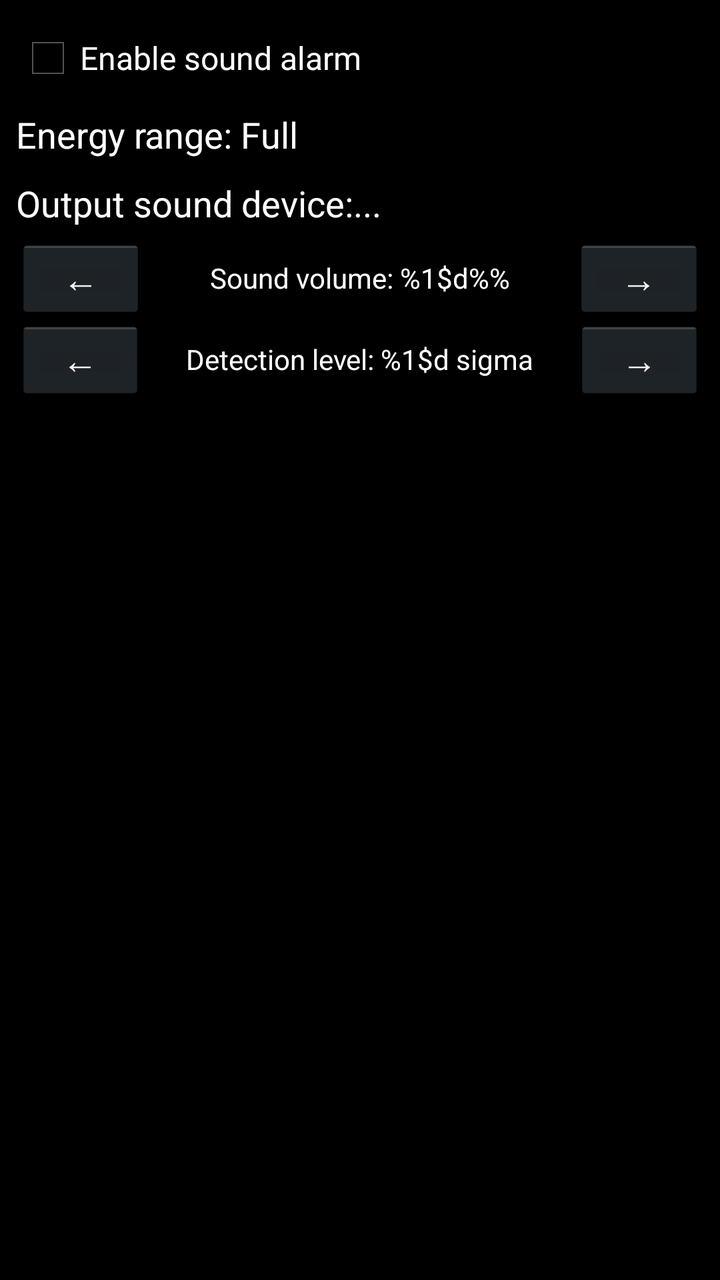
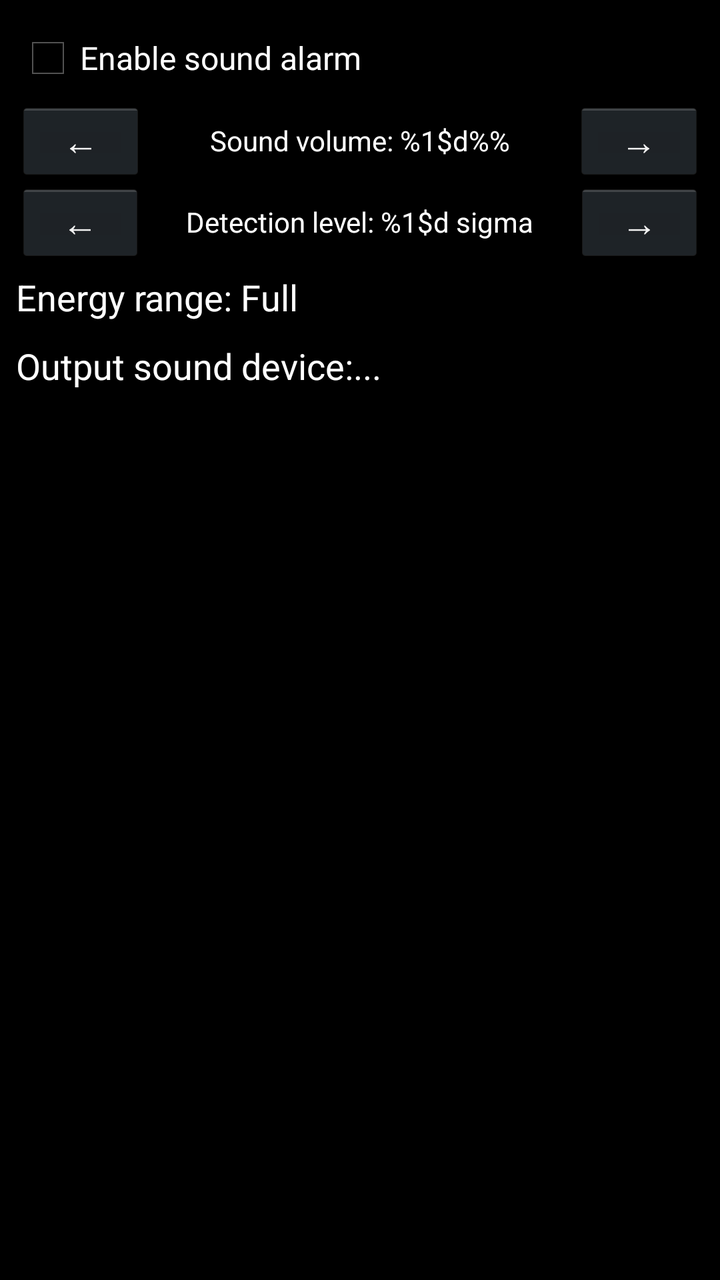

Two renders of the same Android screen: before a commit and after it. Below are the layout's source before the change and the commit's diff.
<!-- AndroidManifest.xml: application theme AppTheme -->
<!-- res/layout/activity_atom_spectra_interval_settings.xml -->
<?xml version="1.0" encoding="utf-8"?>
<LinearLayout xmlns:android="http://schemas.android.com/apk/res/android"
    xmlns:tools="http://schemas.android.com/tools"
    android:layout_width="match_parent"
    android:layout_height="match_parent"
    android:background="#FF000000"
    android:orientation="vertical"
    tools:context=".AtomSpectraIntervalSettings">

    <ScrollView
        android:layout_width="match_parent"
        android:layout_height="match_parent">

        <LinearLayout
            android:layout_width="match_parent"
            android:layout_height="wrap_content"
            android:orientation="vertical"
            android:padding="8dp"
            android:showDividers="middle">

            <LinearLayout
                android:layout_width="match_parent"
                android:layout_height="match_parent"
                android:layout_marginTop="5sp"
                android:layout_marginBottom="5sp"
                android:orientation="horizontal">

                <CheckBox
                    android:id="@+id/intervalSearchSoundEnabled"
                    android:layout_width="wrap_content"
                    android:layout_height="wrap_content"
                    android:text="@string/interval_search_output_sound_enabled"
                    android:textColor="#FFFFFFFF" />
            </LinearLayout>

            <LinearLayout
                android:layout_width="match_parent"
                android:layout_height="match_parent"
                android:layout_marginTop="5sp"
                android:layout_marginBottom="5sp"
                android:orientation="horizontal">

                <TextView
                    android:id="@+id/intervalSearchEnergyRange"
                    android:layout_width="match_parent"
                    android:layout_height="wrap_content"
                    android:onClick="onSelectIntervalClick"
                    android:text="@string/interval_search_energy_range_full"
                    android:textColor="#FFFFFF"
                    android:textSize="18sp" />
            </LinearLayout>

            <LinearLayout
                android:layout_width="match_parent"
                android:layout_height="match_parent"
                android:layout_marginTop="5sp"
                android:layout_marginBottom="5sp"
                android:orientation="horizontal">

                <TextView
                    android:id="@+id/intervalSearchSoundDeviceLabel"
                    android:layout_width="wrap_content"
                    android:layout_height="wrap_content"
                    android:singleLine="true"
                    android:text="@string/interval_search_output_sound_device"
                    android:textColor="#FFFFFF"
                    android:textSize="18sp" />

                <TextView
                    android:id="@+id/intervalSearchSoundOutputDevice"
                    android:layout_width="match_parent"
                    android:layout_height="wrap_content"
                    android:onClick="onSelectSearchAlarmOutputDevice"
                    android:text="..."
                    android:textColor="#FFFFFF"
                    android:textSize="18sp"
                    tools:ignore="HardcodedText" />
            </LinearLayout>

            <LinearLayout
                android:layout_width="match_parent"
                android:layout_height="match_parent"
                android:orientation="horizontal">

                <Button
                    android:id="@+id/decIntervalSearchAlarmVolumeButton"
                    android:layout_width="wrap_content"
                    android:layout_height="wrap_content"
                    android:layout_weight="1"
                    android:minHeight="24dp"
                    android:onClick="onClick_intervalAlarmVolume_minus"
                    android:text="@string/minus" />

                <TextView
                    android:id="@+id/intervalSearchAlarmVolumeText"
                    android:layout_width="wrap_content"
                    android:layout_height="match_parent"
                    android:layout_weight="80"
                    android:gravity="center"
                    android:text="@string/interval_search_sound_volume"
                    android:textColor="#FFFFFF"
                    tools:ignore="HardcodedText" />

                <Button
                    android:id="@+id/incIntervalSearchAlarmVolumeButton"
                    android:layout_width="wrap_content"
                    android:layout_height="wrap_content"
                    android:layout_weight="1"
                    android:minHeight="24dp"
                    android:onClick="onClick_intervalAlarmVolume_plus"
                    android:text="@string/plus" />
            </LinearLayout>

            <LinearLayout
                android:layout_width="match_parent"
                android:layout_height="match_parent"
                android:orientation="horizontal">

                <Button
                    android:id="@+id/decIntervalSearchDetectionLevelButton"
                    android:layout_width="wrap_content"
                    android:layout_height="wrap_content"
                    android:layout_weight="1"
                    android:minHeight="24dp"
                    android:onClick="onClick_intervalDetectionLevel_minus"
                    android:text="@string/minus" />

                <TextView
                    android:id="@+id/intervalSearchDetectionLevelText"
                    android:layout_width="wrap_content"
                    android:layout_height="match_parent"
                    android:layout_weight="80"
                    android:gravity="center"
                    android:text="@string/interval_search_detection_level"
                    android:textColor="#FFFFFF"
                    tools:ignore="HardcodedText" />

                <Button
                    android:id="@+id/incIntervalSearchDetectionLevelButton"
                    android:layout_width="wrap_content"
                    android:layout_height="wrap_content"
                    android:layout_weight="1"
                    android:minHeight="24dp"
                    android:onClick="onClick_intervalDetectionLevel_plus"
                    android:text="@string/plus" />
            </LinearLayout>

        </LinearLayout>
    </ScrollView>
</LinearLayout>
<!-- resources referenced by this layout -->
<resources>
  <string name="interval_search_detection_level">Detection level: %1$d sigma</string>
  <string name="interval_search_energy_range_full">Energy range: Full</string>
  <string name="interval_search_output_sound_device">Output sound device:</string>
  <string name="interval_search_output_sound_enabled">Enable sound alarm</string>
  <string name="interval_search_sound_volume">Sound volume: %1$d%%</string>
  <string name="minus">\u2190</string>
  <string name="plus">\u2192</string>
  <style name="AppTheme" parent="AppBaseTheme">
          <item name="android:colorPrimary">@color/color_main</item>
          <item name="android:textColor">@color/color_main</item>
          <item name="android:colorAccent">@color/color_main</item>
          
  
      </style>
  <style name="AppBaseTheme" parent="android:Theme.Holo">
          
      </style>
</resources>

<!-- the commit's change to res/layout/activity_atom_spectra_interval_settings.xml (unified diff, before → after) -->
@@ -31,50 +31,6 @@
                     android:layout_height="wrap_content"
                     android:text="@string/interval_search_output_sound_enabled"
                     android:textColor="#FFFFFFFF" />
-            </LinearLayout>
-
-            <LinearLayout
-                android:layout_width="match_parent"
-                android:layout_height="match_parent"
-                android:layout_marginTop="5sp"
-                android:layout_marginBottom="5sp"
-                android:orientation="horizontal">
-
-                <TextView
-                    android:id="@+id/intervalSearchEnergyRange"
-                    android:layout_width="match_parent"
-                    android:layout_height="wrap_content"
-                    android:onClick="onSelectIntervalClick"
-                    android:text="@string/interval_search_energy_range_full"
-                    android:textColor="#FFFFFF"
-                    android:textSize="18sp" />
-            </LinearLayout>
-
-            <LinearLayout
-                android:layout_width="match_parent"
-                android:layout_height="match_parent"
-                android:layout_marginTop="5sp"
-                android:layout_marginBottom="5sp"
-                android:orientation="horizontal">
-
-                <TextView
-                    android:id="@+id/intervalSearchSoundDeviceLabel"
-                    android:layout_width="wrap_content"
-                    android:layout_height="wrap_content"
-                    android:singleLine="true"
-                    android:text="@string/interval_search_output_sound_device"
-                    android:textColor="#FFFFFF"
-                    android:textSize="18sp" />
-
-                <TextView
-                    android:id="@+id/intervalSearchSoundOutputDevice"
-                    android:layout_width="match_parent"
-                    android:layout_height="wrap_content"
-                    android:onClick="onSelectSearchAlarmOutputDevice"
-                    android:text="..."
-                    android:textColor="#FFFFFF"
-                    android:textSize="18sp"
-                    tools:ignore="HardcodedText" />
             </LinearLayout>
 
             <LinearLayout
@@ -145,6 +101,50 @@
                     android:text="@string/plus" />
             </LinearLayout>
 
+            <LinearLayout
+                android:layout_width="match_parent"
+                android:layout_height="match_parent"
+                android:layout_marginTop="5sp"
+                android:layout_marginBottom="5sp"
+                android:orientation="horizontal">
+
+                <TextView
+                    android:id="@+id/intervalSearchEnergyRange"
+                    android:layout_width="match_parent"
+                    android:layout_height="wrap_content"
+                    android:onClick="onSelectIntervalClick"
+                    android:text="@string/interval_search_energy_range_full"
+                    android:textColor="#FFFFFF"
+                    android:textSize="18sp" />
+            </LinearLayout>
+
+            <LinearLayout
+                android:layout_width="match_parent"
+                android:layout_height="match_parent"
+                android:layout_marginTop="5sp"
+                android:layout_marginBottom="5sp"
+                android:orientation="horizontal">
+
+                <TextView
+                    android:id="@+id/intervalSearchSoundDeviceLabel"
+                    android:layout_width="wrap_content"
+                    android:layout_height="wrap_content"
+                    android:singleLine="true"
+                    android:text="@string/interval_search_output_sound_device"
+                    android:textColor="#FFFFFF"
+                    android:textSize="18sp" />
+
+                <TextView
+                    android:id="@+id/intervalSearchSoundOutputDevice"
+                    android:layout_width="match_parent"
+                    android:layout_height="wrap_content"
+                    android:onClick="onSelectSearchAlarmOutputDevice"
+                    android:text="..."
+                    android:textColor="#FFFFFF"
+                    android:textSize="18sp"
+                    tools:ignore="HardcodedText" />
+            </LinearLayout>
+
         </LinearLayout>
     </ScrollView>
 </LinearLayout>
